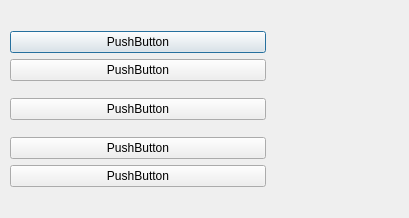
Above: Models/M_main.ui from liudongjie269/spider-of-news before the change. Below: the same form after it.
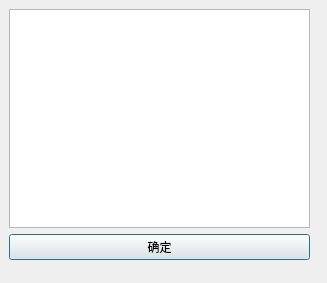
That is the form after the change.

```diff
--- a/Models/M_main.ui
+++ b/Models/M_main.ui
@@ -6,8 +6,8 @@
    <rect>
     <x>0</x>
     <y>0</y>
-    <width>409</width>
-    <height>218</height>
+    <width>327</width>
+    <height>283</height>
    </rect>
   </property>
   <property name="windowTitle">
@@ -16,65 +16,22 @@
   <widget class="QWidget" name="verticalLayoutWidget">
    <property name="geometry">
     <rect>
-     <x>10</x>
-     <y>20</y>
-     <width>256</width>
-     <height>181</height>
+     <x>9</x>
+     <y>9</y>
+     <width>301</width>
+     <height>251</height>
     </rect>
    </property>
-   <layout class="QVBoxLayout" name="verticalLayout">
-    <property name="leftMargin">
-     <number>0</number>
-    </property>
-    <item>
-     <layout class="QGridLayout" name="gridLayout">
-      <item row="0" column="0">
-       <widget class="QPushButton" name="pushButton_4">
-        <property name="text">
-         <string>PushButton</string>
-        </property>
-       </widget>
-      </item>
-      <item row="1" column="0">
-       <widget class="QPushButton" name="pushButton_5">
-        <property name="text">
-         <string>PushButton</string>
-        </property>
-       </widget>
-      </item>
-     </layout>
-    </item>
-    <item>
-     <layout class="QVBoxLayout" name="verticalLayout_3">
-      <item>
-       <widget class="QPushButton" name="pushButton_3">
-        <property name="text">
-         <string>PushButton</string>
-        </property>
-       </widget>
-      </item>
-     </layout>
-    </item>
-    <item>
-     <layout class="QVBoxLayout" name="verticalLayout_2">
-      <property name="leftMargin">
-       <number>0</number>
+   <layout class="QGridLayout" name="gridLayout">
+    <item row="1" column="0">
+     <widget class="QPushButton" name="pushButton">
+      <property name="text">
+       <string>确定</string>
       </property>
-      <item>
-       <widget class="QPushButton" name="pushButton">
-        <property name="text">
-         <string>PushButton</string>
-        </property>
-       </widget>
-      </item>
-      <item>
-       <widget class="QPushButton" name="pushButton_2">
-        <property name="text">
-         <string>PushButton</string>
-        </property>
-       </widget>
-      </item>
-     </layout>
+     </widget>
+    </item>
+    <item row="0" column="0">
+     <widget class="QTextEdit" name="textEdit"/>
     </item>
    </layout>
   </widget>
```
Left out of the diff: 2 changed lines with no effect on the pictures.
